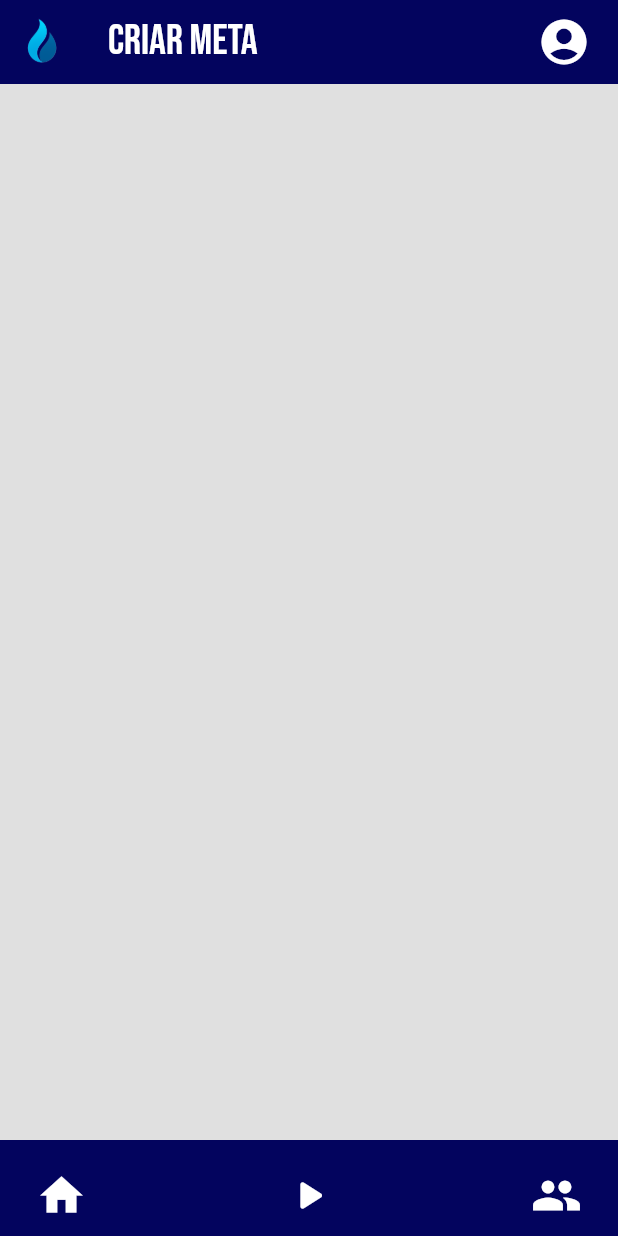
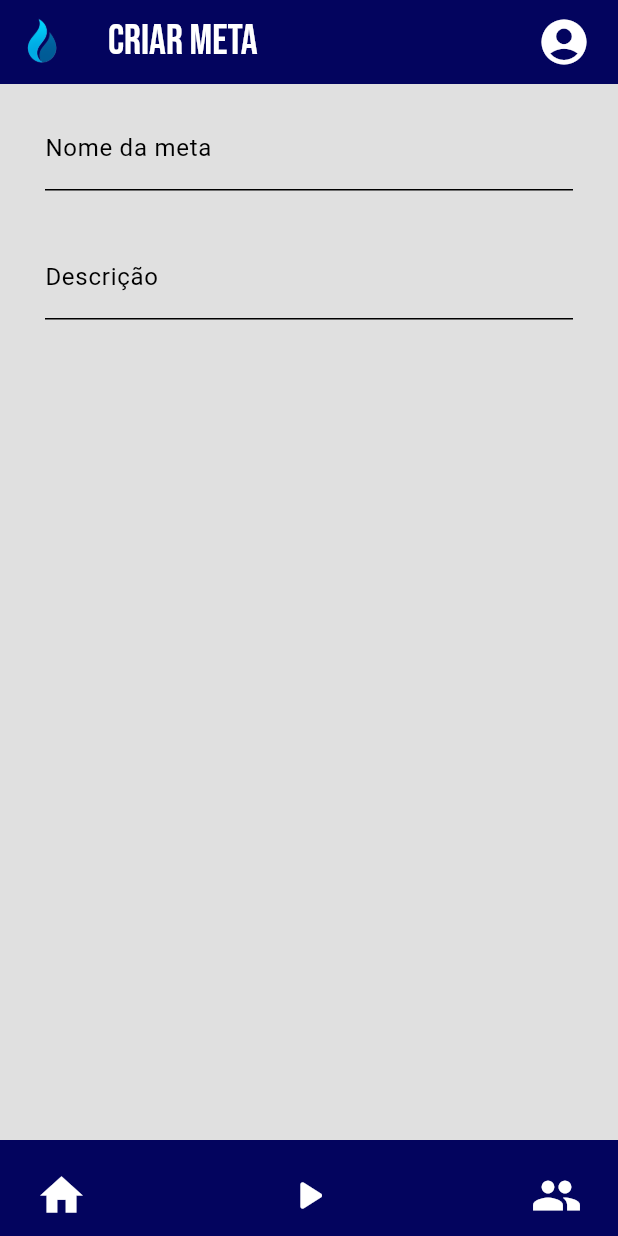
Before and after one commit to ElissonRochaa/MOBILE-25.1-Endeavor, a Flutter app: the CriarMetaScreen screen opened directly, on a phone screen of 412 x 824 dp. Run offline on Flutter 3.47's test engine with Material 3 defaults, Android fonts, the phone set to English and light mode, and no system bars; our stand-ins replace carousel_slider, google_fonts, google_sign_in.

Commit message:
Add files via upload

```diff
--- a/lib/screens/materias/criar_meta.dart
+++ b/lib/screens/materias/criar_meta.dart
@@ -13,6 +13,27 @@ class CriarMetaScreen extends StatelessWidget {
         child: Column(
           children: [
 
+            Padding(
+              padding:
+              const EdgeInsets.symmetric(horizontal: 30.0, vertical: 15.0),
+              child: TextField(
+                decoration: InputDecoration(
+                  labelText: "Nome da meta",
+                  hintStyle: TextStyle(color: Colors.black54),
+                )
+              ),
+            ),
+
+            Padding(
+              padding:
+            const EdgeInsets.symmetric(horizontal: 30.0, vertical: 15.0),
+            child: TextField(
+              decoration: InputDecoration(
+                labelText: "Descrição",
+                hintStyle: TextStyle(color: Colors.black54),
+              ),
+            ),
+            ),
           ],
         ),
       ),
```
